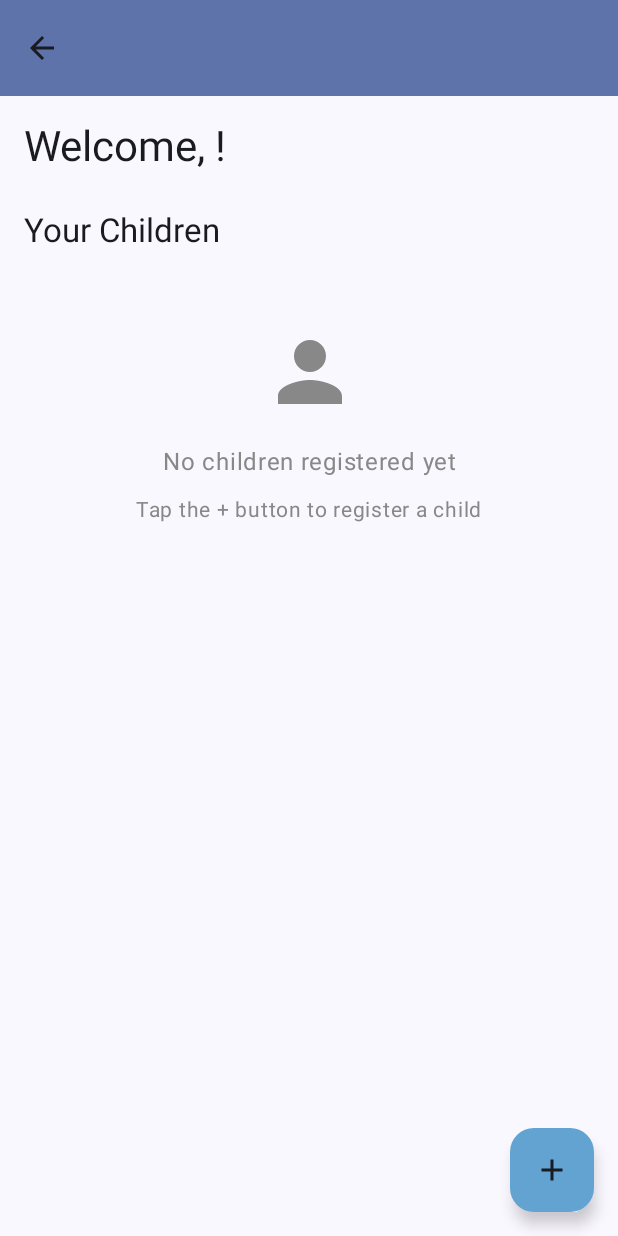
After one commit to emartinez67/Educational-Game, an Android app built with Jetpack Compose: the composable ParentDashboardScreen called with empty values, on a phone screen of 412 x 824 dp. The commit adds this screen. Run offline under Robolectric (Android 15) with nearby library versions, the phone set to English and light mode, and no system bars; our stand-ins replace Room's generated code.

Commit message:
Added top app bar with up button

```diff
--- a/app/src/main/java/com/example/project3/data/ChildDao.kt
+++ b/app/src/main/java/com/example/project3/data/ChildDao.kt
@@ -12,4 +12,7 @@ interface ChildDao {
 
     @Query("SELECT * FROM Child WHERE email = :email")
     suspend fun getChildByEmail(email: String): Child?
+
+    @Query("SELECT * FROM Child WHERE parent_id = :parentId")
+    suspend fun getChildrenByParentId(parentId: Long): List<Child>
 }
--- a/app/src/main/java/com/example/project3/ui/LoginScreen.kt
+++ b/app/src/main/java/com/example/project3/ui/LoginScreen.kt
@@ -144,7 +144,9 @@ fun LoginScreen(
                                 } else if (selectedUser == "Parent") {
                                     loginViewModel.authenticateParent() { success, error ->
                                         if (success) {
-
+                                            navController.navigate(Routes.ParentDashboard(loginViewModel.emailInput)) {
+                                                popUpTo(Routes.Home) { inclusive = false }
+                                            }
                                         } else {
                                             loginViewModel.errorMessage = error
                                         }
--- /dev/null
+++ b/app/src/main/java/com/example/project3/ui/ParentDashboardScreen.kt
@@ -0,0 +1,177 @@
+package com.example.project3.ui
+
+import androidx.compose.foundation.layout.Arrangement
+import androidx.compose.foundation.layout.Box
+import androidx.compose.foundation.layout.Column
+import androidx.compose.foundation.layout.Row
+import androidx.compose.foundation.layout.Spacer
+import androidx.compose.foundation.layout.fillMaxSize
+import androidx.compose.foundation.layout.fillMaxWidth
+import androidx.compose.foundation.layout.height
+import androidx.compose.foundation.layout.padding
+import androidx.compose.foundation.layout.size
+import androidx.compose.foundation.lazy.LazyColumn
+import androidx.compose.foundation.lazy.items
+import androidx.compose.material.icons.Icons
+import androidx.compose.material.icons.filled.Add
+import androidx.compose.material.icons.filled.Person
+import androidx.compose.material3.Card
+import androidx.compose.material3.CardDefaults
+import androidx.compose.material3.FloatingActionButton
+import androidx.compose.material3.Icon
+import androidx.compose.material3.MaterialTheme
+import androidx.compose.material3.Scaffold
+import androidx.compose.material3.Text
+import androidx.compose.runtime.Composable
+import androidx.compose.runtime.LaunchedEffect
+import androidx.compose.ui.Alignment
+import androidx.compose.ui.Modifier
+import androidx.compose.ui.graphics.Color
+import androidx.compose.ui.unit.dp
+import androidx.compose.ui.unit.sp
+import androidx.lifecycle.viewmodel.compose.viewModel
+import androidx.navigation.NavController
+import com.example.project3.data.Child
+
+@Composable
+fun ParentDashboardScreen(
+    navController: NavController,
+    parentEmail: String,
+    parentDashboardViewModel: ParentDashboardViewModel = viewModel(
+        factory = ParentDashboardViewModel.Factory
+    ),
+    onUpClick: () -> Unit = { }
+) {
+    LaunchedEffect(parentEmail) {
+        parentDashboardViewModel.loadParentData(parentEmail)
+        parentDashboardViewModel.loadChildren()
+    }
+
+    Scaffold(
+        topBar = {
+            EducationalGameAppBar(
+                canNavigateBack = true,
+                onUpClick = onUpClick
+            )
+        },
+        floatingActionButton = {
+            FloatingActionButton(
+                onClick = {
+                    navController.navigate(Routes.RegisterChild(parentEmail))
+                },
+                containerColor = Color(0xff62a3d1)
+            ) {
+                Icon(Icons.Default.Add, contentDescription = "Add Child")
+            }
+        }
+    ) { innerPadding ->
+        Column(
+            modifier = Modifier
+                .fillMaxSize()
+                .padding(innerPadding)
+                .padding(16.dp)
+        ) {
+            // Welcome message
+            Text(
+                text = "Welcome, ${parentDashboardViewModel.parentFirstName}!",
+                style = MaterialTheme.typography.headlineMedium,
+                modifier = Modifier.padding(bottom = 24.dp)
+            )
+
+            Text(
+                text = "Your Children",
+                style = MaterialTheme.typography.titleLarge,
+                modifier = Modifier.padding(bottom = 16.dp)
+            )
+
+            // Children list
+            if (parentDashboardViewModel.children.isEmpty()) {
+                Box(
+                    modifier = Modifier
+                        .fillMaxWidth()
+                        .padding(32.dp),
+                    contentAlignment = Alignment.Center
+                ) {
+                    Column(
+                        horizontalAlignment = Alignment.CenterHorizontally
+                    ) {
+                        Icon(
+                            Icons.Default.Person,
+                            contentDescription = null,
+                            modifier = Modifier.size(64.dp),
+                            tint = Color.Gray
+                        )
+                        Spacer(modifier = Modifier.height(16.dp))
+                        Text(
+                            text = "No children registered yet",
+                            color = Color.Gray,
+                            fontSize = 16.sp
+                        )
+                        Spacer(modifier = Modifier.height(8.dp))
+                        Text(
+                            text = "Tap the + button to register a child",
+                            color = Color.Gray,
+                            fontSize = 14.sp
+                        )
+                    }
+                }
+            } else {
+                LazyColumn(
+                    verticalArrangement = Arrangement.spacedBy(12.dp)
+                ) {
+                    items(parentDashboardViewModel.children) { child ->
+                        ChildCard(
+                            child = child,
+                            onClick = {
+                                navController.navigate(Routes.ChildProgress(child.email))
+                            }
+                        )
+                    }
+                }
+            }
+        }
+    }
+}
+
+@Composable
+fun ChildCard(
+    child: Child,
+    onClick: () -> Unit
+) {
+    Card(
+        modifier = Modifier
+            .fillMaxWidth(),
+        onClick = onClick,
+        colors = CardDefaults.cardColors(
+            containerColor = Color(0xFFE3F2FD)
+        )
+    ) {
+        Row(
+            modifier = Modifier
+                .fillMaxWidth()
+                .padding(16.dp),
+            verticalAlignment = Alignment.CenterVertically,
+            horizontalArrangement = Arrangement.SpaceBetween
+        ) {
+            Column {
+                Text(
+                    text = "${child.firstName} ${child.lastName}",
+                    style = MaterialTheme.typography.titleMedium,
+                    fontSize = 20.sp
+                )
+                Text(
+                    text = child.email,
+                    style = MaterialTheme.typography.bodyMedium,
+                    color = Color.Gray,
+                    fontSize = 14.sp
+                )
+            }
+            Icon(
+                Icons.Default.Person,
+                contentDescription = null,
+                modifier = Modifier.size(40.dp),
+                tint = Color(0xff62a3d1)
+            )
+        }
+    }
+}
--- /dev/null
+++ b/app/src/main/java/com/example/project3/ui/ParentDashboardViewModel.kt
@@ -0,0 +1,50 @@
+package com.example.project3.ui
+
+import androidx.compose.runtime.getValue
+import androidx.compose.runtime.mutableStateOf
+import androidx.compose.runtime.setValue
+import androidx.lifecycle.ViewModel
+import androidx.lifecycle.ViewModelProvider
+import androidx.lifecycle.viewModelScope
+import androidx.lifecycle.viewmodel.initializer
+import androidx.lifecycle.viewmodel.viewModelFactory
+import com.example.project3.EducationalGameApplication
+import com.example.project3.data.Child
+import com.example.project3.data.UserRepository
+import kotlinx.coroutines.launch
+
+class ParentDashboardViewModel(private val userRepo: UserRepository): ViewModel() {
+    companion object {
+        val Factory: ViewModelProvider.Factory = viewModelFactory {
+            initializer {
+                val application = (this[ViewModelProvider.AndroidViewModelFactory.APPLICATION_KEY] as EducationalGameApplication)
+                ParentDashboardViewModel(application.userRepository)
+            }
+        }
+    }
+
+    var parentFirstName by mutableStateOf("")
+    var parentId by mutableStateOf(0L)
+    var children by mutableStateOf<List<Child>>(emptyList())
+    var isLoading by mutableStateOf(false)
+
+    fun loadParentData(email: String) {
+        viewModelScope.launch {
+            isLoading = true
+            val parent = userRepo.getParentByEmail(email)
+            parent?.let {
+                parentFirstName = it.firstName
+                parentId = it.id
+            }
+            isLoading = false
+        }
+    }
+
+    fun loadChildren() {
+        viewModelScope.launch {
+            if (parentId != 0L) {
+                children = userRepo.getChildrenByParentId(parentId)
+            }
+        }
+    }
+}
```
Also changed, not shown: app/src/main/java/com/example/project3/data/UserRepository.kt (+12 -0 lines), app/src/main/java/com/example/project3/ui/ChildProgressScreen.kt (added, +149 -0 lines), app/src/main/java/com/example/project3/ui/ChildProgressViewModel.kt (added, +51 -0 lines), app/src/main/java/com/example/project3/ui/EducationalGameApp.kt (+45 -0 lines), app/src/main/java/com/example/project3/ui/RegisterChildScreen.kt (added, +133 -0 lines), app/src/main/java/com/example/project3/ui/RegisterChildViewModel.kt (added, +68 -0 lines).
